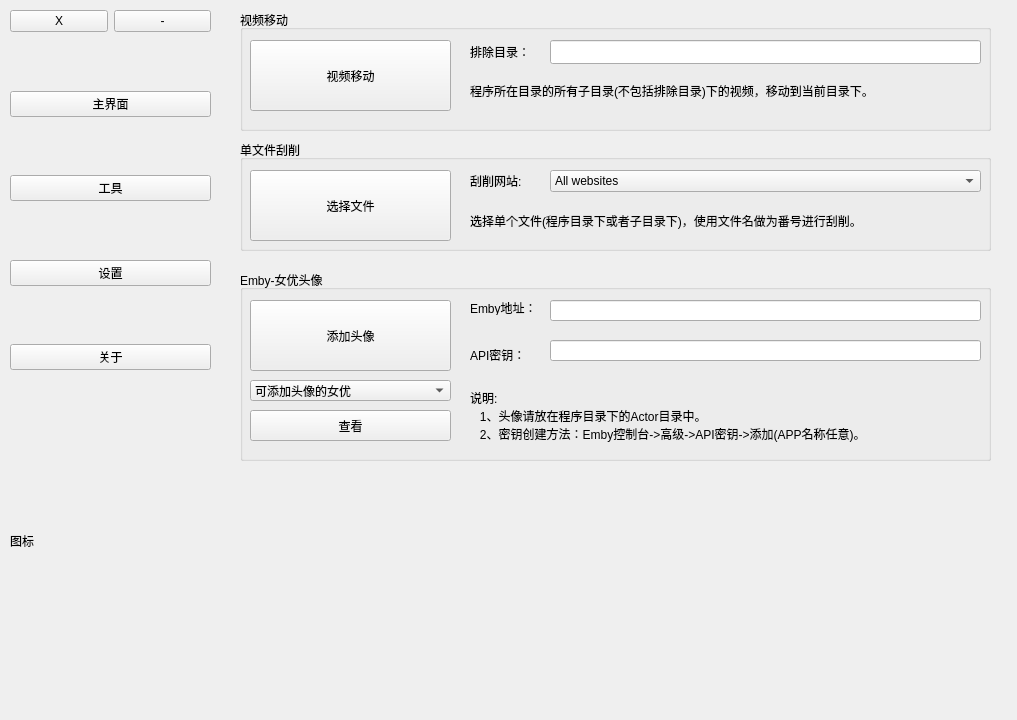
Old version of the form AVDC.ui in the repository kejizhihui/av-profile-photo.
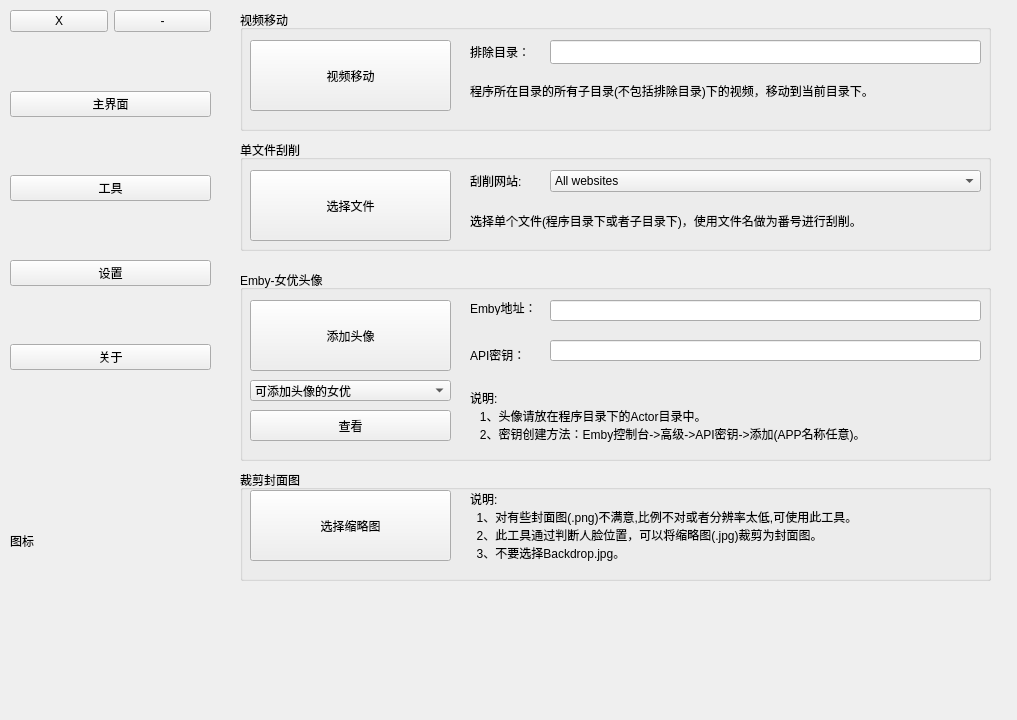
New version of the form. The open tabs and pages were chosen to show the change.

```diff
--- a/AVDC.ui
+++ b/AVDC.ui
@@ -384,6 +384,48 @@
        </item>
       </widget>
      </widget>
+     <widget class="QGroupBox" name="groupBox_13">
+      <property name="geometry">
+       <rect>
+        <x>10</x>
+        <y>470</y>
+        <width>751</width>
+        <height>111</height>
+       </rect>
+      </property>
+      <property name="title">
+       <string>裁剪封面图</string>
+      </property>
+      <widget class="QPushButton" name="pushButton_select_fanart">
+       <property name="geometry">
+        <rect>
+         <x>10</x>
+         <y>20</y>
+         <width>201</width>
+         <height>71</height>
+        </rect>
+       </property>
+       <property name="text">
+        <string>选择缩略图</string>
+       </property>
+      </widget>
+      <widget class="QLabel" name="label_6">
+       <property name="geometry">
+        <rect>
+         <x>230</x>
+         <y>20</y>
+         <width>511</width>
+         <height>71</height>
+        </rect>
+       </property>
+       <property name="text">
+        <string>说明:
+  1、对有些封面图(.png)不满意,比例不对或者分辨率太低,可使用此工具。
+  2、此工具通过判断人脸位置，可以将缩略图(.jpg)裁剪为封面图。
+  3、不要选择Backdrop.jpg。</string>
+       </property>
+      </widget>
+     </widget>
     </widget>
     <widget class="QWidget" name="page_setting">
      <widget class="QPushButton" name="pushButton_save_config">
```
Left out of the diff: 2 changed lines with no effect on the pictures.
